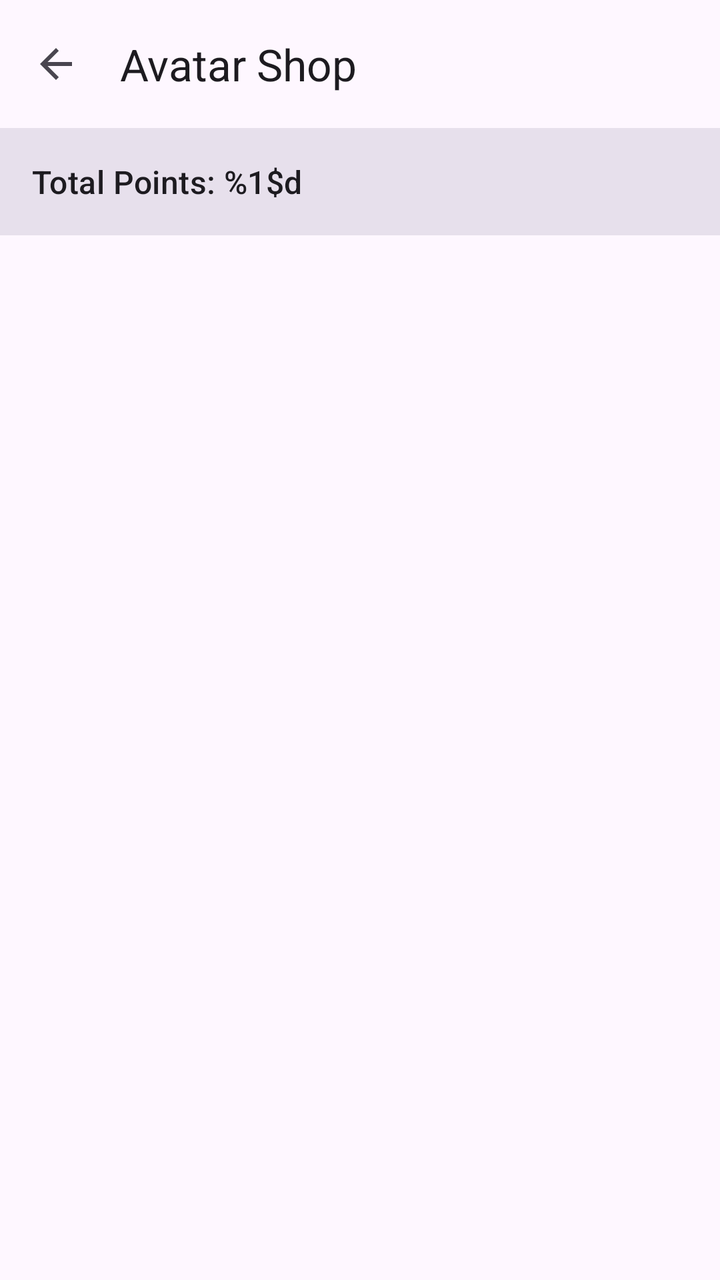
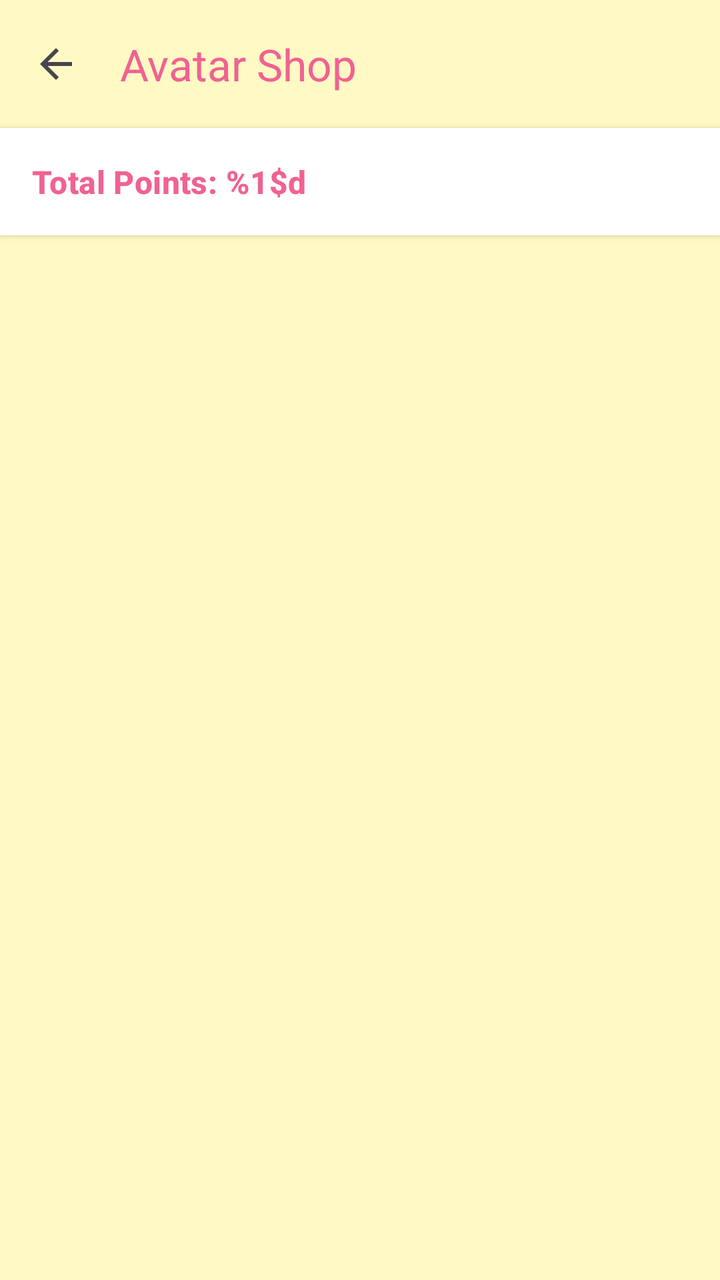

Two renders of the same Android screen: before a commit and after it. Below are the layout's source before the change and the commit's diff.
<!-- AndroidManifest.xml: application theme Theme.AndroidApp -->
<!-- res/layout/activity_shop.xml -->
<?xml version="1.0" encoding="utf-8"?>
<LinearLayout xmlns:android="http://schemas.android.com/apk/res/android"
    xmlns:app="http://schemas.android.com/apk/res-auto"
    android:layout_width="match_parent"
    android:layout_height="match_parent"
    android:background="?attr/colorSurface"
    android:orientation="vertical">

    <com.google.android.material.appbar.MaterialToolbar
        android:id="@+id/toolbar"
        android:layout_width="match_parent"
        android:layout_height="?attr/actionBarSize"
        app:title="@string/shop_title"
        app:navigationIcon="?attr/homeAsUpIndicator" />

    <LinearLayout
        android:layout_width="match_parent"
        android:layout_height="wrap_content"
        android:background="?attr/colorSurfaceVariant"
        android:padding="16dp"
        android:gravity="center_vertical"
        android:orientation="horizontal">

        <TextView
            android:id="@+id/shopTotalPoints"
            android:layout_width="0dp"
            android:layout_height="wrap_content"
            android:layout_weight="1"
            android:text="@string/user_points_format"
            android:textAppearance="?attr/textAppearanceTitleMedium" />
    </LinearLayout>

    <androidx.recyclerview.widget.RecyclerView
        android:id="@+id/shopRecyclerView"
        android:layout_width="match_parent"
        android:layout_height="match_parent"
        android:clipToPadding="false"
        android:padding="8dp" />

</LinearLayout>
<!-- resources referenced by this layout -->
<resources>
  <string name="shop_title">Avatar Shop</string>
  <string name="user_points_format">Total Points: %1$d</string>
  <style name="Theme.AndroidApp" parent="Theme.Material3.DayNight">
          <item name="android:statusBarColor" tools:targetApi="l">@android:color/transparent</item>
      </style>
</resources>

<!-- the commit's change to res/layout/activity_shop.xml (unified diff, before → after) -->
@@ -3,7 +3,7 @@
     xmlns:app="http://schemas.android.com/apk/res-auto"
     android:layout_width="match_parent"
     android:layout_height="match_parent"
-    android:background="?attr/colorSurface"
+    android:background="@color/surface_kid"
     android:orientation="vertical">
 
     <com.google.android.material.appbar.MaterialToolbar
@@ -11,15 +11,17 @@
         android:layout_width="match_parent"
         android:layout_height="?attr/actionBarSize"
         app:title="@string/shop_title"
+        app:titleTextColor="@color/vibrant_pink"
         app:navigationIcon="?attr/homeAsUpIndicator" />
 
     <LinearLayout
         android:layout_width="match_parent"
         android:layout_height="wrap_content"
-        android:background="?attr/colorSurfaceVariant"
+        android:background="#FFFFFF"
         android:padding="16dp"
         android:gravity="center_vertical"
-        android:orientation="horizontal">
+        android:orientation="horizontal"
+        android:elevation="2dp">
 
         <TextView
             android:id="@+id/shopTotalPoints"
@@ -27,7 +29,9 @@
             android:layout_height="wrap_content"
             android:layout_weight="1"
             android:text="@string/user_points_format"
-            android:textAppearance="?attr/textAppearanceTitleMedium" />
+            android:textAppearance="?attr/textAppearanceTitleMedium"
+            android:textColor="@color/vibrant_pink"
+            android:textStyle="bold" />
     </LinearLayout>
 
     <androidx.recyclerview.widget.RecyclerView
<!-- resource entries referenced after the edit -->
@@ -1,9 +1,21 @@
 <!-- resources referenced by this layout -->
 <resources>
+  <color name="surface_kid">#FFF9C4</color>
+  <color name="vibrant_pink">#F06292</color>
   <string name="shop_title">Avatar Shop</string>
   <string name="user_points_format">Total Points: %1$d</string>
   <style name="Theme.AndroidApp" parent="Theme.Material3.DayNight">
           <item name="android:statusBarColor" tools:targetApi="l">@android:color/transparent</item>
+  
+          <item name="colorPrimary">@color/playful_blue</item>
+          <item name="colorSecondary">@color/energetic_orange</item>
+          <item name="colorSurface">@color/surface_kid</item>
+          <item name="android:windowBackground">@color/surface_kid</item>
+  
+          
+          <item name="colorSurfaceVariant">#FFFFFF</item>
       </style>
+  <color name="playful_blue">#64B5F6</color>
+  <color name="energetic_orange">#FFB74D</color>
 </resources>
 
